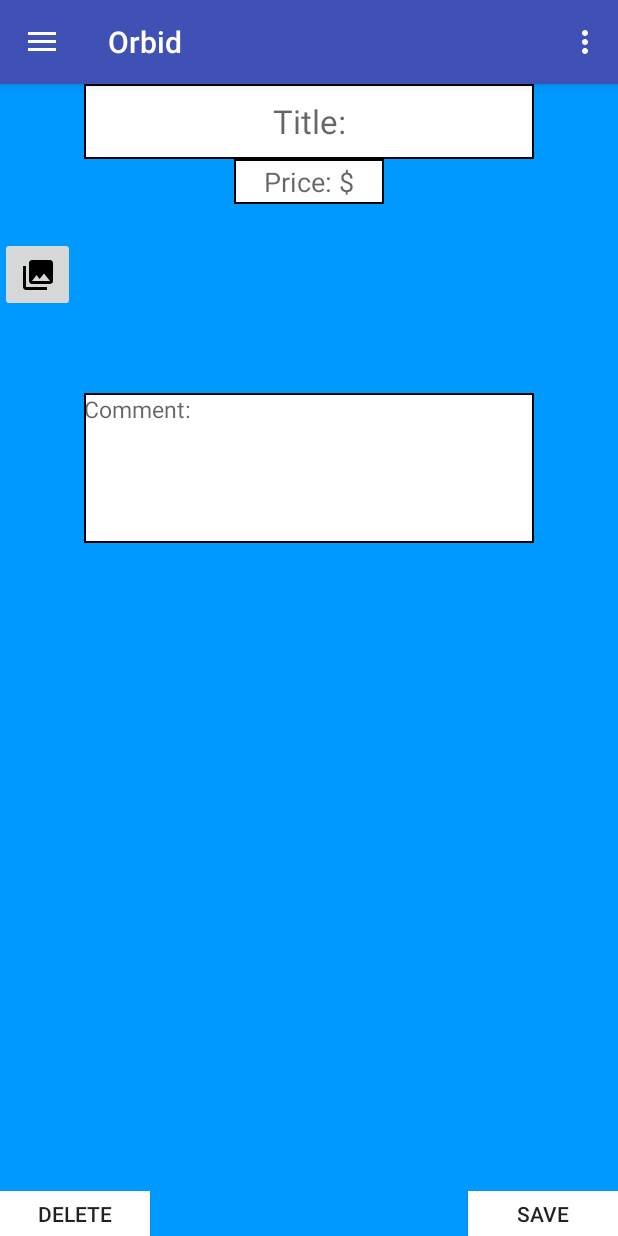
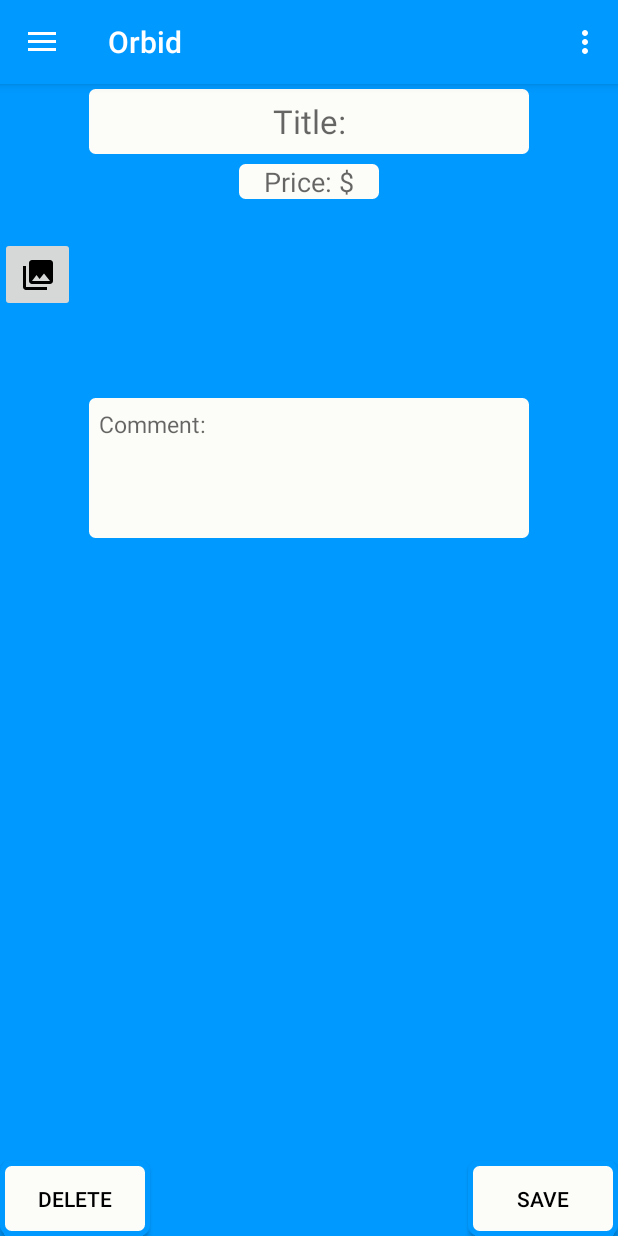
Before and after one commit to CMPUT301W18T09/CDProjektBlue, an Android app: the AddEditTaskActivity screen opened directly, with no data from a screen before it, on a phone screen of 412 x 824 dp. Run offline under Robolectric (Android 15) with nearby library versions, the phone set to English and light mode, and no system bars; libraries missing offline, so code that uses them is left out: com.searchly.jestdroid, io.searchbox.core, org.elasticsearch.index, org.elasticsearch.search; 17 statements that could not run were skipped.

Commit message:
Layout changes

```diff
--- /dev/null
+++ b/app/src/main/res/drawable/new_button_background.xml
@@ -0,0 +1,5 @@
+<shape xmlns:android="http://schemas.android.com/apk/res/android" android:shape="rectangle">
+    <stroke android:width="3dp" android:color="#0099ff" />
+    <corners android:radius="6dp" />
+    <gradient android:startColor="#fcfcf9" android:centerColor="#fcfcf9" android:endColor="#fcfcf9" android:angle="90" />
+</shape>
--- a/app/src/main/res/layout/activity_add_edit_task.xml
+++ b/app/src/main/res/layout/activity_add_edit_task.xml
@@ -5,7 +5,7 @@
     android:layout_width="match_parent"
     android:layout_height="match_parent"
     tools:context="cmput301w18t09.orbid.AddEditTaskActivity"
-    android:background="@color/colorTheme"
+    android:background="#0099ff"
     android:descendantFocusability="beforeDescendants"
     android:focusableInTouchMode="true">
 
@@ -15,11 +15,11 @@
         android:layout_height="50dp"
         android:layout_alignParentTop="true"
         android:layout_centerHorizontal="true"
-        android:background="@drawable/back"
+        android:background="@drawable/new_button_background"
         android:gravity="center_vertical|center"
         android:hint="Title:"
         android:text=""
-        android:textColor="@color/common_google_signin_btn_text_dark_focused"
+        android:textColor="#000000"
         android:textSize="22sp" />
 
     <EditText
@@ -28,24 +28,26 @@
         android:layout_height="100dp"
         android:layout_alignLeft="@+id/EditTaskTitle"
         android:layout_alignStart="@+id/EditTaskTitle"
+        android:padding="10dp"
         android:layout_below="@+id/ImageStack"
-        android:background="@drawable/back"
+        android:background="@drawable/new_button_background"
         android:ems="10"
         android:gravity="top|left"
         android:hint="Comment:"
         android:inputType="textPersonName"
-        android:textColor="@color/common_google_signin_btn_text_dark_focused"
+        android:textColor="#000000"
         android:textSize="15sp" />
 
     <Button
         android:id="@+id/SavePostTaskButton"
         android:layout_width="100dp"
-        android:layout_height="30dp"
+        android:layout_height="50dp"
         android:layout_alignParentBottom="true"
         android:layout_alignParentEnd="true"
         android:layout_alignParentRight="true"
-        android:background="@color/common_google_signin_btn_text_dark_default"
+        android:background="@drawable/new_button_background"
         android:onClick="postEditTask"
+        android:textColor="#000000"
         android:text="" />
 
     <StackView
@@ -81,11 +83,12 @@
     <Button
         android:id="@+id/DeleteButton"
         android:layout_width="100dp"
-        android:layout_height="30dp"
+        android:layout_height="50dp"
         android:layout_alignParentBottom="true"
         android:layout_marginEnd="18dp"
         android:layout_toStartOf="@+id/AddEditPrice"
-        android:background="@color/common_google_signin_btn_text_dark_default"
+        android:background="@drawable/new_button_background"
+        android:textColor="#000000"
         android:onClick="deleteButton"
         android:text="Delete" />
 
@@ -96,12 +99,12 @@
         android:layout_height="30dp"
         android:layout_below="@+id/EditTaskTitle"
         android:layout_centerHorizontal="true"
-        android:background="@drawable/back"
+        android:background="@drawable/new_button_background"
         android:ems="10"
         android:gravity="center"
         android:hint="Price: $"
         android:inputType="numberDecimal"
-        android:textColor="@color/cast_expanded_controller_background_color" />
+        android:textColor="#000000"/>
 
 
 </RelativeLayout>
--- a/app/src/main/res/layout/layout_bid_card.xml
+++ b/app/src/main/res/layout/layout_bid_card.xml
@@ -24,13 +24,15 @@
         android:layout_alignParentLeft="true">
         <RelativeLayout
             android:layout_width="match_parent"
-            android:layout_height="wrap_content">
+            android:layout_height="wrap_content"
+            android:background="#fcfcf9">
 
             <TextView
                 android:id="@+id/bid_username"
                 android:layout_width="wrap_content"
                 android:layout_height="wrap_content"
                 android:layout_alignParentTop="true"
+                android:textColor="#000000"
                 android:text="BID PROVIDER" />
 
             <TextView
@@ -38,6 +40,7 @@
                 android:layout_width="wrap_content"
                 android:layout_height="wrap_content"
                 android:layout_below="@+id/bid_username"
+                android:textColor="#000000"
                 android:text="BID PRICE" />
 
             <TextView
@@ -46,6 +49,7 @@
                 android:layout_height="wrap_content"
                 android:layout_below="@+id/bid_price"
                 android:layout_marginBottom="8dp"
+                android:textColor="#000000"
                 android:text="BID DESCRIPTION"/>
         </RelativeLayout>
 
--- a/app/src/main/res/values/styles.xml
+++ b/app/src/main/res/values/styles.xml
@@ -3,8 +3,8 @@
     <!-- Base application theme. -->
     <style name="AppTheme" parent="Theme.AppCompat.Light.DarkActionBar">
         <!-- Customize your theme here. -->
-        <item name="colorPrimary">@color/colorPrimary</item>
-        <item name="colorPrimaryDark">@color/colorPrimaryDark</item>
+        <item name="colorPrimary">#0099ff</item>
+        <item name="colorPrimaryDark">@color/cardview_dark_background</item>
         <item name="colorAccent">@color/colorAccent</item>
         <item name="windowActionBar">false</item>
     </style>
```
